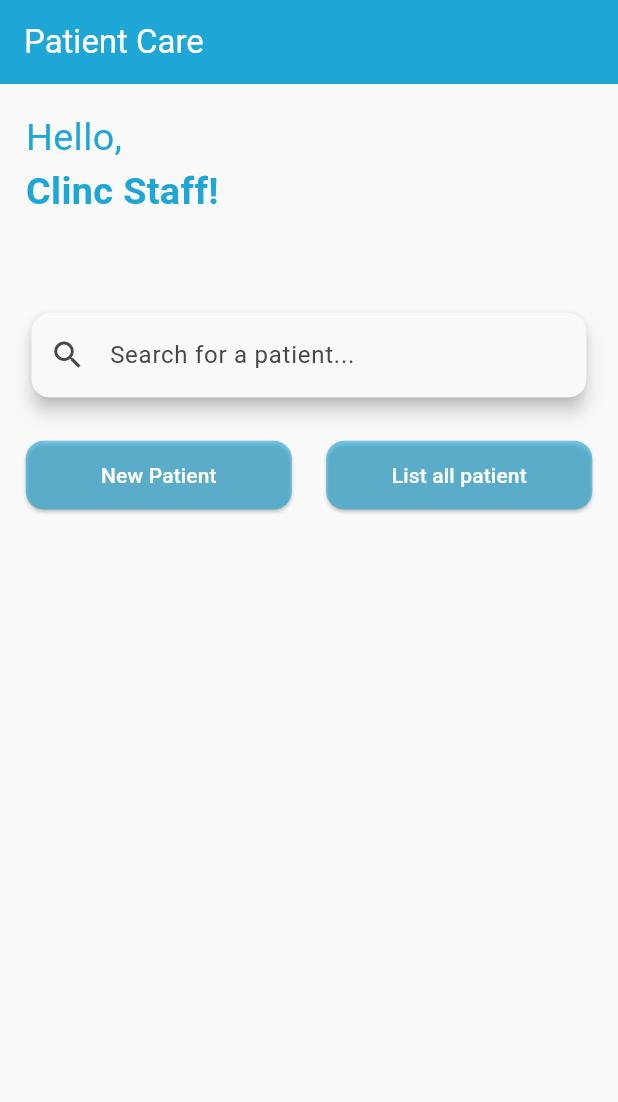
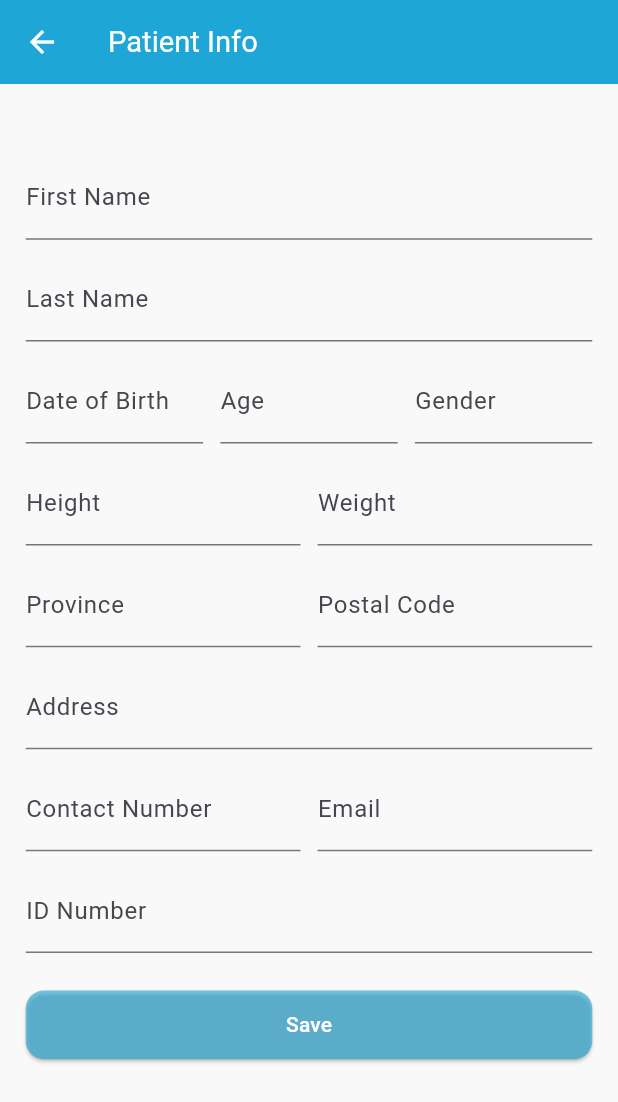
Before and after one commit to muayadhaddad59/Flutter-Patient, a Flutter app: the screen it shows after launch, after a tap on "New Patient", on a phone screen of 412 x 824 dp. Shown: the top 1102 px of the screen. Run offline on Flutter 3.47's test engine with Material 3 defaults, Android fonts, the phone set to English and light mode, and no system bars; drawn by our look-alikes of crystal_navigation_bar; our stand-ins replace dartz, dio, equatable, flutter_bloc, flutter_screenutil, get_it and 6 more; network calls fail.

```diff
--- a/lib/config/routes/app_routes.dart
+++ b/lib/config/routes/app_routes.dart
@@ -4,11 +4,16 @@ import 'package:patient/core/utils/app_service.dart';
 import 'package:patient/provider/cubit/patient/patient_cubit.dart';
 
 import 'package:patient/view/navBar/nav_bar.dart';
+import 'package:patient/view/patient/screen/medical_info_screen.dart';
+import 'package:patient/view/patient/screen/patinet_info_screen.dart';
 import 'package:patient/view/patient/screen/list_patient_screen.dart';
 
 class Routes {
   static const String init = "/";
   static const String patientList = "/patientList";
+  static const String addPatient = "/addPatientScreen";
+  static const String addMedicalInfoScreen = "/addMedicalInfoScreen";
+
   static const String forgetPassword = "/forgetPassword";
   static const String mainScren = "/mainScreen";
   static const String login = "/login";
@@ -33,7 +38,18 @@ class AppRoutes {
             );
           },
         );
-
+      case Routes.addPatient:
+        return MaterialPageRoute(
+          builder: (context) {
+            return const AddPatientScreen();
+          },
+        );
+      case Routes.addMedicalInfoScreen:
+        return MaterialPageRoute(
+          builder: (context) {
+            return const MedicalInfoScreen();
+          },
+        );
       default:
     }
     return null;
--- a/lib/config/theme/app_theme.dart
+++ b/lib/config/theme/app_theme.dart
@@ -1,4 +1,5 @@
 import 'package:flutter/material.dart';
+import 'package:flutter_screenutil/flutter_screenutil.dart';
 import 'package:patient/core/utils/app_colors.dart';
 import 'package:patient/core/utils/app_string.dart';
 
@@ -6,12 +7,10 @@ class AppTheme {
   static ThemeData appTheme() {
     return ThemeData(
       appBarTheme: AppBarTheme(
-        backgroundColor: AppColors.bg,
-      ),
-      textSelectionTheme:
-          const TextSelectionThemeData(cursorColor: Colors.grey),
-      primaryTextTheme: Typography(platform: TargetPlatform.iOS).black,
-      textTheme: Typography(platform: TargetPlatform.iOS).black,
+          backgroundColor: AppColors.primary,
+          iconTheme: const IconThemeData(color: Colors.white),
+          titleTextStyle:
+              TextStyle(color: Colors.white, fontFamily: "", fontSize: 17.sp)),
       scaffoldBackgroundColor: AppColors.bg,
       brightness: Brightness.light,
       primaryColor: AppColors.primary,
--- a/lib/view/home/screen/home_screen.dart
+++ b/lib/view/home/screen/home_screen.dart
@@ -30,7 +30,11 @@ class HomeScreen extends StatelessWidget {
             Row(
               children: [
                 Expanded(
-                    child: CustomButton(label: "New Patient", onPress: () {})),
+                    child: CustomButton(
+                        label: "New Patient",
+                        onPress: () {
+                          context.pushNamed(Routes.addPatient);
+                        })),
                 20.horizontalSpace,
                 Expanded(
                     child: CustomButton(
--- /dev/null
+++ b/lib/view/patient/screen/patinet_info_screen.dart
@@ -0,0 +1,153 @@
+import 'package:flutter/material.dart';
+import 'package:flutter_screenutil/flutter_screenutil.dart';
+import 'package:patient/config/routes/app_routes.dart';
+import 'package:patient/core/utils/navigator_extension.dart';
+import 'package:patient/view/home/screen/home_screen.dart';
+
+class AddPatientScreen extends StatefulWidget {
+  const AddPatientScreen({super.key});
+
+  @override
+  State<AddPatientScreen> createState() => _AddPatientScreenState();
+}
+
+class _AddPatientScreenState extends State<AddPatientScreen> {
+  final _firstNameCtrl = TextEditingController();
+  final _lastNameCtrl = TextEditingController();
+  final _dobCtrl = TextEditingController();
+  final _ageCtrl = TextEditingController();
+  final _genderCtrl = TextEditingController();
+  final _heightCtrl = TextEditingController();
+  final _weightCtrl = TextEditingController();
+  final _provinceCtrl = TextEditingController();
+  final _postalCodeCtrl = TextEditingController();
+  final _addressCtrl = TextEditingController();
+  final _contactNumberCtrl = TextEditingController();
+  final _emailCtrl = TextEditingController();
+  final _idNumberCtrl = TextEditingController();
+
+  @override
+  void dispose() {
+    super.dispose();
+    _firstNameCtrl.dispose();
+    _lastNameCtrl.dispose();
+    _dobCtrl.dispose();
+    _ageCtrl.dispose();
+    _genderCtrl.dispose();
+    _heightCtrl.dispose();
+    _weightCtrl.dispose();
+    _provinceCtrl.dispose();
+    _postalCodeCtrl.dispose();
+    _addressCtrl.dispose();
+    _contactNumberCtrl.dispose();
+    _emailCtrl.dispose();
+    _idNumberCtrl.dispose();
+  }
+
+  @override
+  Widget build(BuildContext context) {
+    return Scaffold(
+      appBar: AppBar(
+        title: const Text("Patient Info"),
+      ),
+      body: Padding(
+        padding: EdgeInsets.symmetric(horizontal: 15.w),
+        child: SingleChildScrollView(
+          child: Column(
+            crossAxisAlignment: CrossAxisAlignment.stretch,
+            children: [
+              SizedBox(height: 20.h),
+              SizedBox(height: 20.h),
+              _buildTextField(label: "First Name", controller: _firstNameCtrl),
+              SizedBox(height: 10.h),
+              _buildTextField(label: "Last Name", controller: _lastNameCtrl),
+              SizedBox(height: 10.h),
+              Row(
+                children: [
+                  Expanded(
+                    child: _buildTextField(
+                        label: "Date of Birth", controller: _dobCtrl),
+                  ),
+                  SizedBox(width: 10.w),
+                  Expanded(
+                    child: _buildTextField(label: "Age", controller: _ageCtrl),
+                  ),
+                  SizedBox(width: 10.w),
+                  Expanded(
+                    child: _buildTextField(
+                        label: "Gender", controller: _genderCtrl),
+                  ),
+                ],
+              ),
+              SizedBox(height: 10.h),
+              Row(
+                children: [
+                  Expanded(
+                    child: _buildTextField(
+                        label: "Height", controller: _heightCtrl),
+                  ),
+                  SizedBox(width: 10.w),
+                  Expanded(
+                    child: _buildTextField(
+                        label: "Weight", controller: _weightCtrl),
+                  ),
+                ],
+              ),
+              SizedBox(height: 10.h),
+              Row(
+                children: [
+                  Expanded(
+                    child: _buildTextField(
+                        label: "Province", controller: _provinceCtrl),
+                  ),
+                  SizedBox(width: 10.w),
+                  Expanded(
+                    child: _buildTextField(
+                        label: "Postal Code", controller: _postalCodeCtrl),
+                  ),
+                ],
+              ),
+              SizedBox(height: 10.h),
+              _buildTextField(label: "Address", controller: _addressCtrl),
+              SizedBox(height: 10.h),
+              Row(
+                children: [
+                  Expanded(
+                    child: _buildTextField(
+                        label: "Contact Number",
+                        controller: _contactNumberCtrl),
+                  ),
+                  SizedBox(width: 10.w),
+                  Expanded(
+                    child:
+                        _buildTextField(label: "Email", controller: _emailCtrl),
+                  ),
+                ],
+              ),
+              SizedBox(height: 10.h),
+              _buildTextField(label: "ID Number", controller: _idNumberCtrl),
+              SizedBox(height: 20.h),
+              CustomButton(
+                  label: "Save",
+                  onPress: () {
+                    context.pushNamed(Routes.addMedicalInfoScreen);
+                  }),
+              SizedBox(height: 20.h),
+            ],
+          ),
+        ),
+      ),
+    );
+  }
+
+  Widget _buildTextField(
+      {required String label, required TextEditingController controller}) {
+    return TextField(
+      controller: controller,
+      decoration: InputDecoration(
+        labelText: label,
+        border: const UnderlineInputBorder(),
+      ),
+    );
+  }
+}
```
Also changed, not shown: lib/view/patient/screen/list_patient_screen.dart (+40 -31 lines), lib/view/patient/screen/medical_info_screen.dart (added, +100 -0 lines), lib/view/patient/screen/patien_details.dart (added).
